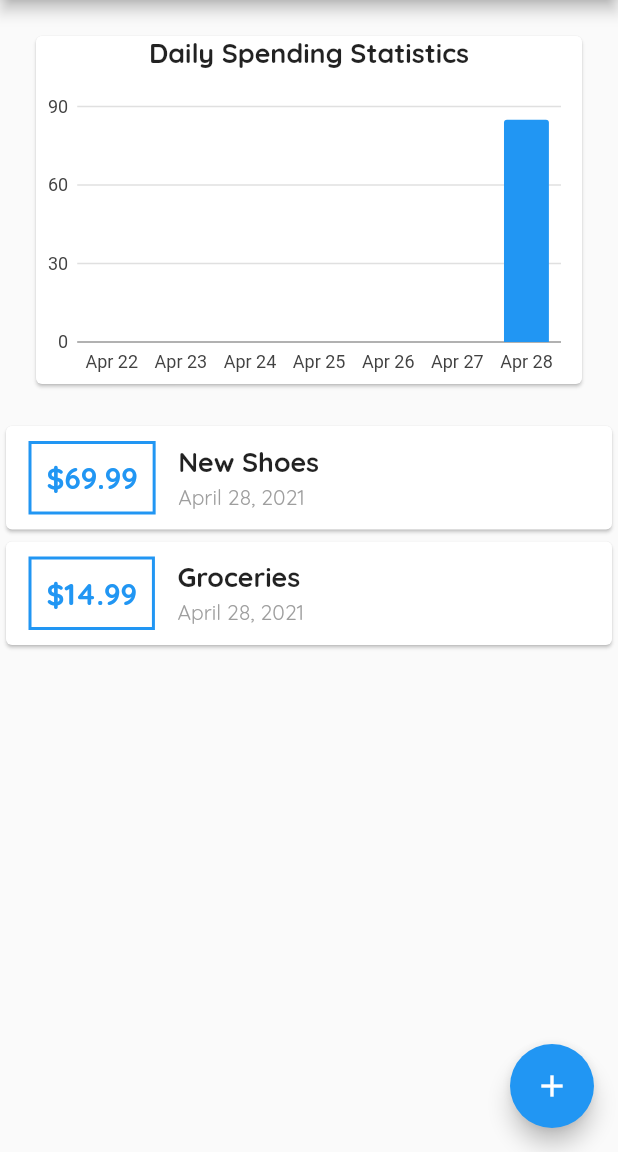
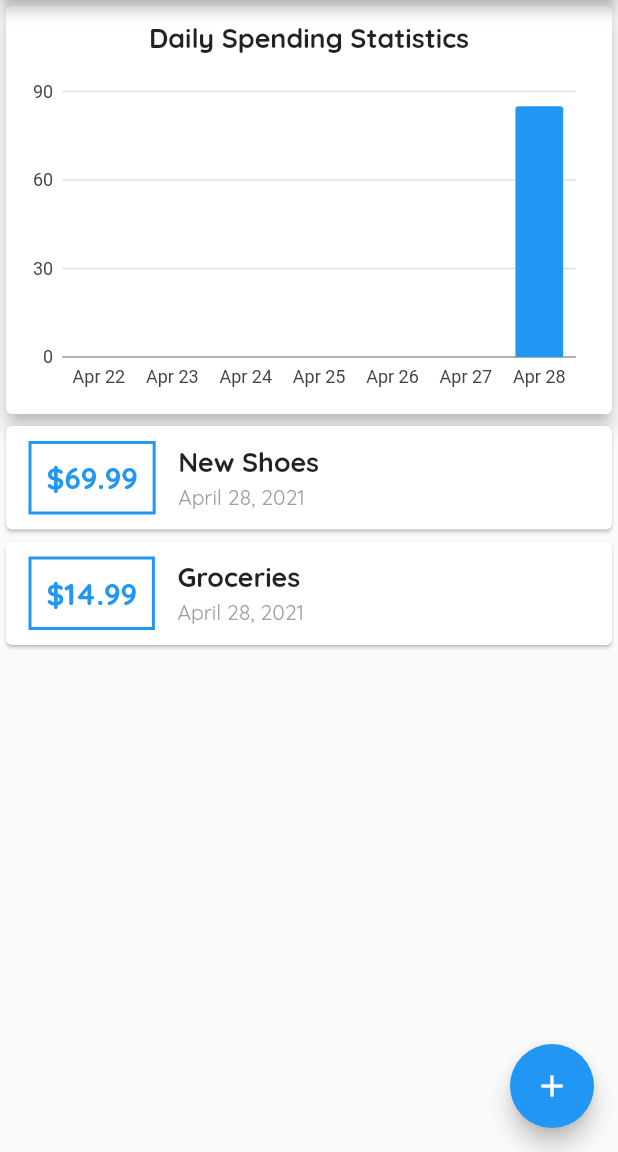
Before and after one commit to jimmy-lan/flutter_budget_app, a Flutter app: the screen it shows after launch, on a phone screen of 412 x 824 dp, the part 84-1236 px from its top. Run offline on Flutter 3.47's test engine with Material 2 defaults, Android fonts, the phone set to English and light mode, and no system bars; our stand-ins replace charts_flutter.

Commit message:
Update chart container style

```diff
--- a/lib/widgets/chart.dart
+++ b/lib/widgets/chart.dart
@@ -49,8 +49,9 @@ class Chart extends StatelessWidget {
 
     return Container(
       height: 280,
-      padding: EdgeInsets.all(20),
       child: Card(
+        child: Container(
+          padding: EdgeInsets.all(10),
           child: Column(
             children: [
               Text(
@@ -67,7 +68,10 @@ class Chart extends StatelessWidget {
                 ),
               )
             ],
-      )),
+          ),
+        ),
+        elevation: 5,
+      ),
     );
   }
 }
```
Lines whose indentation alone changed are shown as unchanged.
